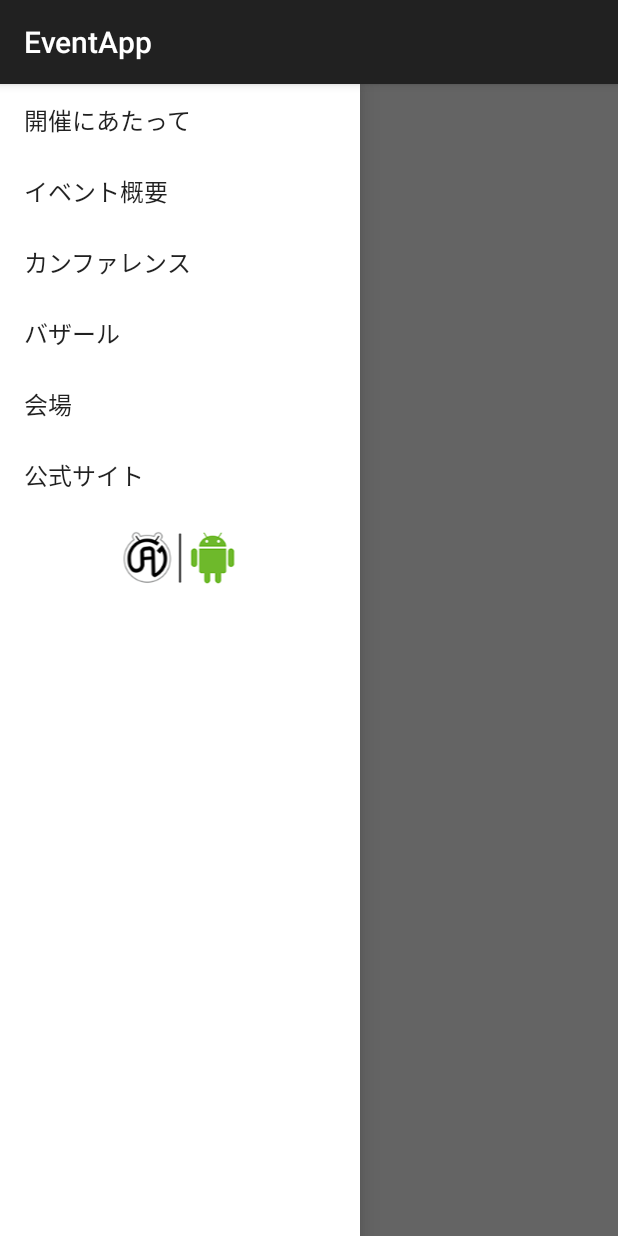
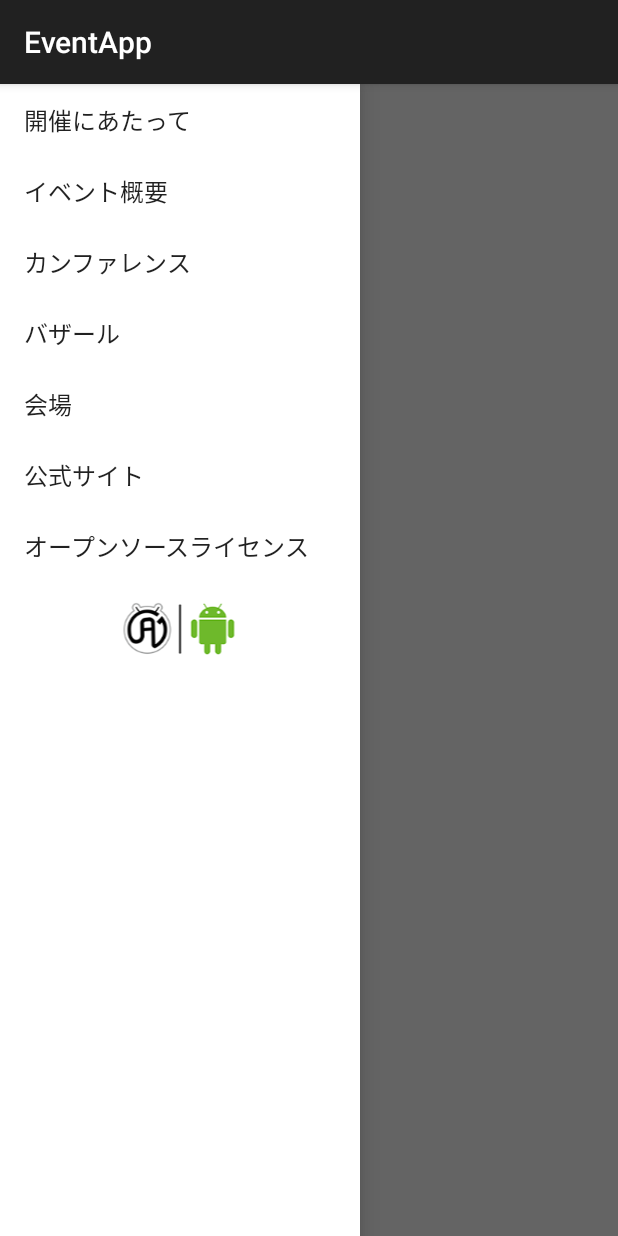
Before and after one commit to mhidaka/EventApp, an Android app: the screen it shows after launch (MainActivity), with the side drawer open, on a phone screen of 412 x 824 dp. Run offline under Robolectric (Android 15) with nearby library versions, the phone set to English and light mode, and no system bars; our stand-ins replace ButterKnife; libraries missing offline, so code that uses them is left out: com.sys1yagi.indirectinjector; 5 statements that could not run were skipped.

Commit message:
Change to enum from a string array the resources of menu.

```diff
--- /dev/null
+++ b/2014Spring/src/main/java/org/techbooster/app/abc/controllers/ActionBarController.java
@@ -0,0 +1,8 @@
+package org.techbooster.app.abc.controllers;
+
+public interface ActionBarController {
+
+    public void setTitle(String title);
+    public void setTitle(int titleResId);
+
+}
--- a/2014Spring/src/main/java/org/techbooster/app/abc/fragments/NavigationDrawerFragment.java
+++ b/2014Spring/src/main/java/org/techbooster/app/abc/fragments/NavigationDrawerFragment.java
@@ -2,7 +2,6 @@ package org.techbooster.app.abc.fragments;
 
 import com.sys1yagi.indirectinjector.IndirectInjector;
 
-import org.techbooster.app.abc.MainActivity;
 import org.techbooster.app.abc.R;
 import org.techbooster.app.abc.controllers.FragmentTransitionController;
 import org.techbooster.app.abc.tools.IntentUtils;
@@ -42,6 +41,32 @@ public class NavigationDrawerFragment extends Fragment {
 
     private static final String PREF_USER_LEARNED_DRAWER = "navigation_drawer_learned";
 
+    enum Menu {
+        TOP(R.string.menu_top, PlaceholderFragment.newInstance(0)),
+        SUMMARY(R.string.menu_summary, PlaceholderFragment.newInstance(1)),
+        CONFERENCE(R.string.menu_conference, PlaceholderFragment.newInstance(2)),
+        BAZAAR(R.string.menu_bazaar, PlaceholderFragment.newInstance(3)),
+        MAP(R.string.menu_map, PlaceholderFragment.newInstance(4)),
+        OFFICIAL_SITE(R.string.menu_official_site, PlaceholderFragment.newInstance(5)),
+        OSS_LICENSE(R.string.menu_open_source_license, PlaceholderFragment.newInstance(6)),;
+
+        private int mTitleResId;
+        private Fragment mFragment;
+
+        Menu(int titleId, Fragment fragment) {
+            mTitleResId = titleId;
+            mFragment = fragment;
+        }
+
+        public int getTitleResId() {
+            return mTitleResId;
+        }
+
+        public Fragment getFragment() {
+            return mFragment;
+        }
+    }
+
     @Inject
     private FragmentTransitionController mFragmentTransitionController;
 
@@ -56,7 +81,7 @@ public class NavigationDrawerFragment extends Fragment {
 
     private ActionBarDrawerToggle mDrawerToggle;
 
-    private int mCurrentSelectedPosition = 0;
+    private int mCurrentSelectedPosition = 3;
 
     private boolean mFromSavedInstanceState;
 
@@ -69,8 +94,6 @@ public class NavigationDrawerFragment extends Fragment {
     public void onCreate(Bundle savedInstanceState) {
         super.onCreate(savedInstanceState);
 
-        // Read in the flag indicating whether or not the user has demonstrated awareness of the
-        // drawer. See PREF_USER_LEARNED_DRAWER for details.
         SharedPreferences sp = PreferenceManager.getDefaultSharedPreferences(getActivity());
         mUserLearnedDrawer = sp.getBoolean(PREF_USER_LEARNED_DRAWER, false);
 
@@ -88,7 +111,9 @@ public class NavigationDrawerFragment extends Fragment {
 
         setHasOptionsMenu(true);
         setUpNavigationDrawer();
-        selectItem(mCurrentSelectedPosition);
+        if (savedInstanceState == null) {
+            selectItem(mCurrentSelectedPosition);
+        }
     }
 
     private boolean isClickFooterView(int position) {
@@ -97,7 +122,7 @@ public class NavigationDrawerFragment extends Fragment {
 
     @Override
     public View onCreateView(LayoutInflater inflater, ViewGroup container,
-            Bundle savedInstanceState) {
+                             Bundle savedInstanceState) {
         View view = inflater.inflate(
                 R.layout.fragment_navigation_drawer, null, false);
         ButterKnife.inject(this, view);
@@ -114,11 +139,15 @@ public class NavigationDrawerFragment extends Fragment {
                 selectItem(position);
             }
         });
-        mDrawerListView.setAdapter(new ArrayAdapter<String>(
-                getActivity(),
+
+        ArrayAdapter<String> adapter = new ArrayAdapter<String>(getActivity(),
                 android.R.layout.simple_list_item_1,
-                android.R.id.text1,
-                getResources().getStringArray(R.array.drawer_menu_list)));
+                android.R.id.text1);
+        for (Menu menu : Menu.values()) {
+            adapter.add(getString(menu.getTitleResId()));
+        }
+
+        mDrawerListView.setAdapter(adapter);
         mDrawerListView.setItemChecked(mCurrentSelectedPosition, true);
 
         return view;
@@ -205,7 +234,7 @@ public class NavigationDrawerFragment extends Fragment {
         }
 
         mFragmentTransitionController.replaceFragment(
-                MainActivity.PlaceholderFragment.newInstance(position)
+                Menu.values()[position].getFragment()
         );
     }
 
--- /dev/null
+++ b/2014Spring/src/main/java/org/techbooster/app/abc/fragments/PlaceholderFragment.java
@@ -0,0 +1,60 @@
+package org.techbooster.app.abc.fragments;
+
+import android.os.Bundle;
+import android.support.v4.app.Fragment;
+import android.view.LayoutInflater;
+import android.view.View;
+import android.view.ViewGroup;
+import android.widget.TextView;
+
+import com.sys1yagi.indirectinjector.IndirectInjector;
+
+import org.techbooster.app.abc.R;
+import org.techbooster.app.abc.controllers.ActionBarController;
+
+import javax.inject.Inject;
+
+public class PlaceholderFragment extends Fragment {
+
+    private static final String ARG_SECTION_NUMBER = "section_number";
+
+    public static PlaceholderFragment newInstance(int sectionNumber) {
+        PlaceholderFragment fragment = new PlaceholderFragment();
+        Bundle args = new Bundle();
+        args.putInt(ARG_SECTION_NUMBER, sectionNumber);
+        fragment.setArguments(args);
+        return fragment;
+    }
+
+    @Inject
+    ActionBarController mActionBarController;
+
+    private int mSectionNumber;
+
+    public PlaceholderFragment() {
+    }
+
+    @Override
+    public void onCreate(Bundle savedInstanceState) {
+        super.onCreate(savedInstanceState);
+        mSectionNumber = getArguments().getInt(ARG_SECTION_NUMBER);
+    }
+
+    @Override
+    public View onCreateView(LayoutInflater inflater, ViewGroup container,
+                             Bundle savedInstanceState) {
+
+        View rootView = inflater.inflate(R.layout.fragment_main, container, false);
+        TextView textView = (TextView) rootView.findViewById(R.id.section_label);
+
+        textView.setText(Integer.toString(mSectionNumber));
+        return rootView;
+    }
+
+    @Override
+    public void onActivityCreated(Bundle savedInstanceState) {
+        super.onActivityCreated(savedInstanceState);
+        IndirectInjector.inject(getActivity(), this);
+        mActionBarController.setTitle("place holder " + mSectionNumber);
+    }
+}
--- a/2014Spring/src/main/res/values/strings.xml
+++ b/2014Spring/src/main/res/values/strings.xml
@@ -9,13 +9,11 @@
     <string name="navigation_drawer_close">Close navigation drawer</string>
 
     <string name="jag_link">http://www.android-group.jp/</string>
-
-    <string-array name="drawer_menu_list">
-        <item>開催にあたって</item>
-        <item>イベント概要</item>
-        <item>カンファレンス</item>
-        <item>バザール</item>
-        <item>会場</item>
-        <item>公式サイト</item>
-    </string-array>
+    <string name="menu_top">開催にあたって</string>
+    <string name="menu_summary">イベント概要</string>
+    <string name="menu_conference">カンファレンス</string>
+    <string name="menu_bazaar">バザール</string>
+    <string name="menu_map">会場</string>
+    <string name="menu_official_site">公式サイト</string>
+    <string name="menu_open_source_license">オープンソースライセンス</string>
 </resources>
```
Also changed, not shown: 2014Spring/src/main/java/org/techbooster/app/abc/MainActivity.java (+20 -51 lines).
